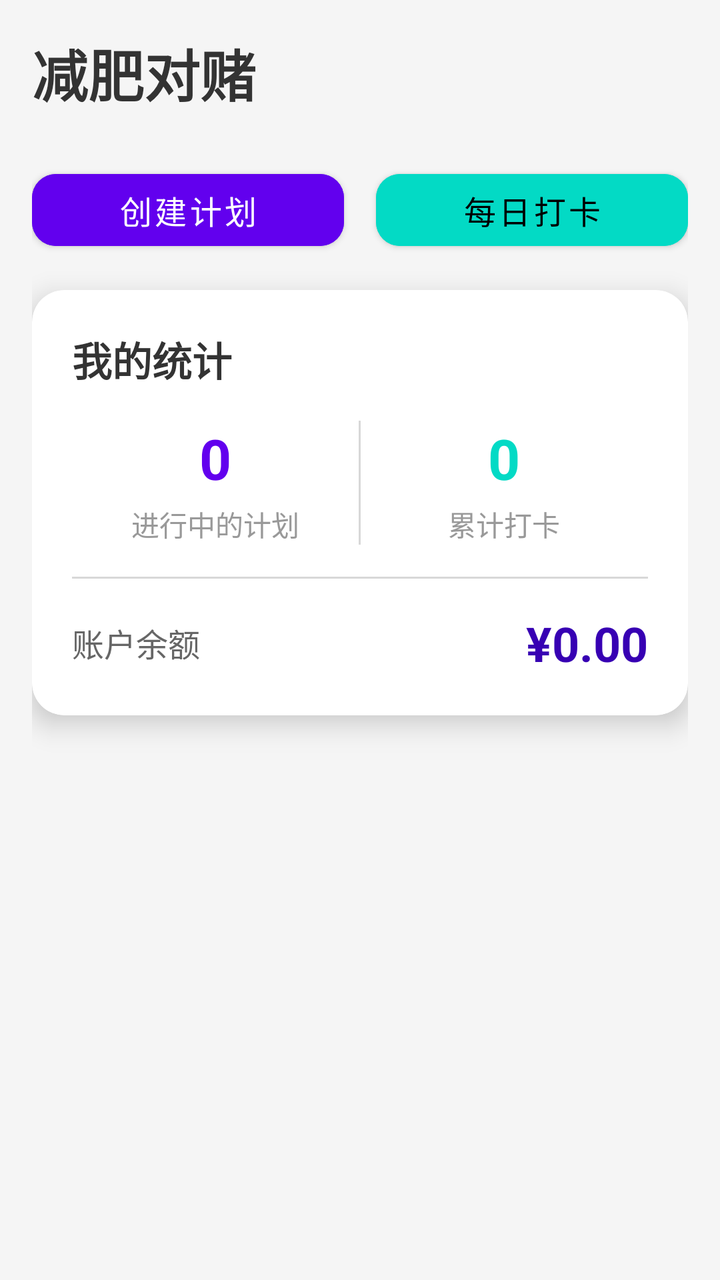
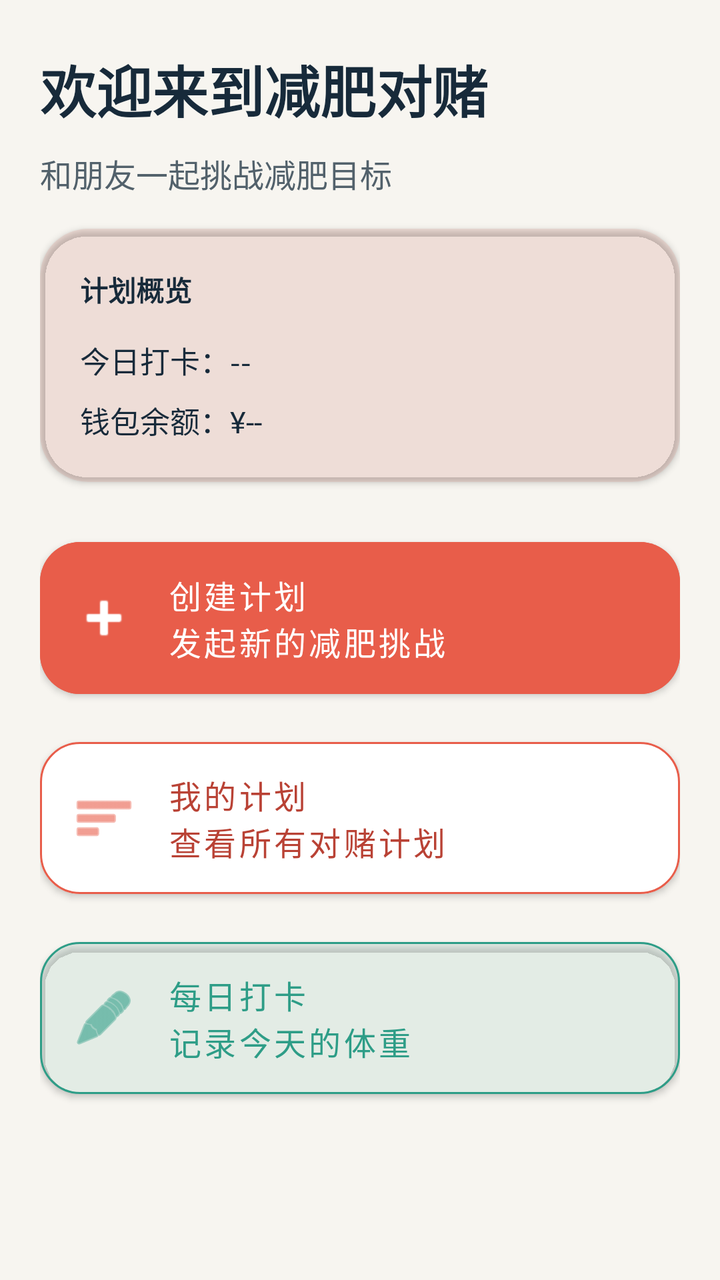

Two renders of the same Android screen: before a commit and after it. Below are the layout's source before the change and the commit's diff.
<!-- AndroidManifest.xml: application theme Theme.WeightLossBetting -->
<!-- res/layout/fragment_home.xml -->
<?xml version="1.0" encoding="utf-8"?>
<ScrollView xmlns:android="http://schemas.android.com/apk/res/android"
    xmlns:app="http://schemas.android.com/apk/res-auto"
    android:layout_width="match_parent"
    android:layout_height="match_parent"
    android:fillViewport="true"
    android:background="@color/xui_config_color_background">

    <LinearLayout
        android:layout_width="match_parent"
        android:layout_height="wrap_content"
        android:orientation="vertical"
        android:padding="16dp">

        <TextView
            android:layout_width="wrap_content"
            android:layout_height="wrap_content"
            android:text="减肥对赌"
            android:textSize="28sp"
            android:textStyle="bold"
            android:textColor="@color/xui_config_color_text_title"
            android:layout_marginBottom="24dp" />

        
        <LinearLayout
            android:layout_width="match_parent"
            android:layout_height="wrap_content"
            android:orientation="horizontal"
            android:layout_marginBottom="16dp">

            
            <com.google.android.material.button.MaterialButton
                android:id="@+id/btnCreatePlan"
                android:layout_width="0dp"
                android:layout_height="wrap_content"
                android:layout_weight="1"
                android:text="创建计划"
                android:textSize="16sp"
                android:layout_marginEnd="8dp"
                app:cornerRadius="12dp"
                android:backgroundTint="@color/purple_500"
                android:textColor="@color/white" />

            <com.google.android.material.button.MaterialButton
                android:id="@+id/btnCheckIn"
                android:layout_width="0dp"
                android:layout_height="wrap_content"
                android:layout_weight="1"
                android:text="每日打卡"
                android:textSize="16sp"
                android:layout_marginStart="8dp"
                app:cornerRadius="12dp"
                android:backgroundTint="@color/teal_200"
                android:textColor="@color/black" />

        </LinearLayout>

        
        <androidx.cardview.widget.CardView
            android:layout_width="match_parent"
            android:layout_height="wrap_content"
            android:layout_marginBottom="16dp"
            app:cardCornerRadius="16dp"
            app:cardElevation="8dp">

            <LinearLayout
                android:layout_width="match_parent"
                android:layout_height="wrap_content"
                android:orientation="vertical"
                android:padding="20dp">

                <TextView
                    android:layout_width="wrap_content"
                    android:layout_height="wrap_content"
                    android:text="我的统计"
                    android:textSize="20sp"
                    android:textStyle="bold"
                    android:textColor="@color/xui_config_color_text_title"
                    android:layout_marginBottom="16dp" />

                <LinearLayout
                    android:layout_width="match_parent"
                    android:layout_height="wrap_content"
                    android:orientation="horizontal">

                    <LinearLayout
                        android:layout_width="0dp"
                        android:layout_height="wrap_content"
                        android:layout_weight="1"
                        android:orientation="vertical"
                        android:gravity="center">

                        <TextView
                            android:id="@+id/tvActivePlans"
                            android:layout_width="wrap_content"
                            android:layout_height="wrap_content"
                            android:text="0"
                            android:textSize="28sp"
                            android:textStyle="bold"
                            android:textColor="@color/purple_500" />

                        <TextView
                            android:layout_width="wrap_content"
                            android:layout_height="wrap_content"
                            android:text="进行中的计划"
                            android:textSize="14sp"
                            android:textColor="@color/xui_config_color_text_gray"
                            android:layout_marginTop="4dp" />

                    </LinearLayout>

                    <View
                        android:layout_width="1dp"
                        android:layout_height="match_parent"
                        android:background="@color/xui_config_color_divider" />

                    <LinearLayout
                        android:layout_width="0dp"
                        android:layout_height="wrap_content"
                        android:layout_weight="1"
                        android:orientation="vertical"
                        android:gravity="center">

                        <TextView
                            android:id="@+id/tvTotalCheckIns"
                            android:layout_width="wrap_content"
                            android:layout_height="wrap_content"
                            android:text="0"
                            android:textSize="28sp"
                            android:textStyle="bold"
                            android:textColor="@color/teal_200" />

                        <TextView
                            android:layout_width="wrap_content"
                            android:layout_height="wrap_content"
                            android:text="累计打卡"
                            android:textSize="14sp"
                            android:textColor="@color/xui_config_color_text_gray"
                            android:layout_marginTop="4dp" />

                    </LinearLayout>

                </LinearLayout>

                <View
                    android:layout_width="match_parent"
                    android:layout_height="1dp"
                    android:layout_marginTop="16dp"
                    android:layout_marginBottom="16dp"
                    android:background="@color/xui_config_color_divider" />

                <LinearLayout
                    android:layout_width="match_parent"
                    android:layout_height="wrap_content"
                    android:orientation="horizontal"
                    android:gravity="center_vertical">

                    <TextView
                        android:layout_width="wrap_content"
                        android:layout_height="wrap_content"
                        android:text="账户余额"
                        android:textSize="16sp"
                        android:textColor="@color/xui_config_color_text_content" />

                    <TextView
                        android:id="@+id/tvBalance"
                        android:layout_width="0dp"
                        android:layout_height="wrap_content"
                        android:layout_weight="1"
                        android:gravity="end"
                        android:text="¥0.00"
                        android:textSize="24sp"
                        android:textStyle="bold"
                        android:textColor="@color/purple_700" />

                </LinearLayout>

            </LinearLayout>

        </androidx.cardview.widget.CardView>

    </LinearLayout>

</ScrollView>
<!-- resources referenced by this layout -->
<resources>
  <color name="black">#FF000000</color>
  <color name="purple_500">#FF6200EE</color>
  <color name="purple_700">#FF3700B3</color>
  <color name="teal_200">#FF03DAC5</color>
  <color name="white">#FFFFFFFF</color>
  <color name="xui_config_color_background">#F5F5F5</color>
  <color name="xui_config_color_divider">#D8D8D8</color>
  <color name="xui_config_color_text_content">#666666</color>
  <color name="xui_config_color_text_gray">#999999</color>
  <color name="xui_config_color_text_title">#333333</color>
  <style name="Theme.WeightLossBetting" parent="Theme.MaterialComponents.DayNight.NoActionBar">
          <item name="colorPrimary">@color/purple_500</item>
          <item name="colorPrimaryDark">@color/purple_700</item>
          <item name="colorAccent">@color/purple_200</item>
          <item name="android:statusBarColor">@color/purple_700</item>
          
          
          <item name="XUIThemeStyle">@style/XUITheme.Phone</item>
      </style>
  <color name="purple_200">#FFBB86FC</color>
</resources>

<!-- the commit's change to res/layout/fragment_home.xml (unified diff, before → after) -->
@@ -5,180 +5,116 @@
     android:layout_height="match_parent"
     android:fillViewport="true"
     android:background="@color/xui_config_color_background">
-
     <LinearLayout
         android:layout_width="match_parent"
         android:layout_height="wrap_content"
         android:orientation="vertical"
-        android:padding="16dp">
-
+        android:paddingStart="20dp"
+        android:paddingTop="24dp"
+        android:paddingEnd="20dp"
+        android:paddingBottom="24dp">
         <TextView
-            android:layout_width="wrap_content"
-            android:layout_height="wrap_content"
-            android:text="减肥对赌"
-            android:textSize="28sp"
-            android:textStyle="bold"
-            android:textColor="@color/xui_config_color_text_title"
-            android:layout_marginBottom="24dp" />
-
-        
-        <LinearLayout
             android:layout_width="match_parent"
             android:layout_height="wrap_content"
-            android:orientation="horizontal"
-            android:layout_marginBottom="16dp">
-
-            
-            <com.google.android.material.button.MaterialButton
-                android:id="@+id/btnCreatePlan"
-                android:layout_width="0dp"
-                android:layout_height="wrap_content"
-                android:layout_weight="1"
-                android:text="创建计划"
-                android:textSize="16sp"
-                android:layout_marginEnd="8dp"
-                app:cornerRadius="12dp"
-                android:backgroundTint="@color/purple_500"
-                android:textColor="@color/white" />
-
-            <com.google.android.material.button.MaterialButton
-                android:id="@+id/btnCheckIn"
-                android:layout_width="0dp"
-                android:layout_height="wrap_content"
-                android:layout_weight="1"
-                android:text="每日打卡"
-                android:textSize="16sp"
-                android:layout_marginStart="8dp"
-                app:cornerRadius="12dp"
-                android:backgroundTint="@color/teal_200"
-                android:textColor="@color/black" />
-
-        </LinearLayout>
-
-        
+            android:text="欢迎来到减肥对赌"
+            android:textColor="@color/xui_config_color_text_title"
+            android:textSize="28sp"
+            android:textStyle="bold" />
+        <TextView
+            android:layout_width="match_parent"
+            android:layout_height="wrap_content"
+            android:layout_marginTop="10dp"
+            android:text="和朋友一起挑战减肥目标"
+            android:textColor="@color/xui_config_color_text_content"
+            android:textSize="16sp" />
         <androidx.cardview.widget.CardView
             android:layout_width="match_parent"
             android:layout_height="wrap_content"
-            android:layout_marginBottom="16dp"
-            app:cardCornerRadius="16dp"
-            app:cardElevation="8dp">
-
+            android:layout_marginTop="16dp"
+            android:layout_marginBottom="24dp"
+            app:cardBackgroundColor="#1AE85D4A"
+            app:cardCornerRadius="24dp"
+            app:cardElevation="2dp">
             <LinearLayout
                 android:layout_width="match_parent"
                 android:layout_height="wrap_content"
                 android:orientation="vertical"
                 android:padding="20dp">
-
                 <TextView
                     android:layout_width="wrap_content"
                     android:layout_height="wrap_content"
-                    android:text="我的统计"
-                    android:textSize="20sp"
-                    android:textStyle="bold"
+                    android:text="计划概览"
                     android:textColor="@color/xui_config_color_text_title"
-                    android:layout_marginBottom="16dp" />
-
-                <LinearLayout
+                    android:textSize="14sp"
+                    android:textStyle="bold" />
+                <TextView
+                    android:id="@+id/tvCheckInStats"
                     android:layout_width="match_parent"
                     android:layout_height="wrap_content"
-                    android:orientation="horizontal">
-
-                    <LinearLayout
-                        android:layout_width="0dp"
-                        android:layout_height="wrap_content"
-                        android:layout_weight="1"
-                        android:orientation="vertical"
-                        android:gravity="center">
-
-                        <TextView
-                            android:id="@+id/tvActivePlans"
-                            android:layout_width="wrap_content"
-                            android:layout_height="wrap_content"
-                            android:text="0"
-                            android:textSize="28sp"
-                            android:textStyle="bold"
-                            android:textColor="@color/purple_500" />
-
-                        <TextView
-                            android:layout_width="wrap_content"
-                            android:layout_height="wrap_content"
-                            android:text="进行中的计划"
-                            android:textSize="14sp"
-                            android:textColor="@color/xui_config_color_text_gray"
-                            android:layout_marginTop="4dp" />
-
-                    </LinearLayout>
-
-                    <View
-                        android:layout_width="1dp"
-                        android:layout_height="match_parent"
-                        android:background="@color/xui_config_color_divider" />
-
-                    <LinearLayout
-                        android:layout_width="0dp"
-                        android:layout_height="wrap_content"
-                        android:layout_weight="1"
-                        android:orientation="vertical"
-                        android:gravity="center">
-
-                        <TextView
-                            android:id="@+id/tvTotalCheckIns"
-                            android:layout_width="wrap_content"
-                            android:layout_height="wrap_content"
-                            android:text="0"
-                            android:textSize="28sp"
-                            android:textStyle="bold"
-                            android:textColor="@color/teal_200" />
-
-                        <TextView
-                            android:layout_width="wrap_content"
-                            android:layout_height="wrap_content"
-                            android:text="累计打卡"
-                            android:textSize="14sp"
-                            android:textColor="@color/xui_config_color_text_gray"
-                            android:layout_marginTop="4dp" />
-
-                    </LinearLayout>
-
-                </LinearLayout>
-
-                <View
-                    android:layout_width="match_parent"
-                    android:layout_height="1dp"
-                    android:layout_marginTop="16dp"
-                    android:layout_marginBottom="16dp"
-                    android:background="@color/xui_config_color_divider" />
-
-                <LinearLayout
+                    android:layout_marginTop="14dp"
+                    android:text="今日打卡：--"
+                    android:textColor="@color/xui_config_color_text_title"
+                    android:textSize="15sp" />
+                <TextView
+                    android:id="@+id/tvBalance"
                     android:layout_width="match_parent"
                     android:layout_height="wrap_content"
-                    android:orientation="horizontal"
-                    android:gravity="center_vertical">
-
-                    <TextView
-                        android:layout_width="wrap_content"
-                        android:layout_height="wrap_content"
-                        android:text="账户余额"
-                        android:textSize="16sp"
-                        android:textColor="@color/xui_config_color_text_content" />
-
-                    <TextView
-                        android:id="@+id/tvBalance"
-                        android:layout_width="0dp"
-                        android:layout_height="wrap_content"
-                        android:layout_weight="1"
-                        android:gravity="end"
-                        android:text="¥0.00"
-                        android:textSize="24sp"
-                        android:textStyle="bold"
-                        android:textColor="@color/purple_700" />
-
-                </LinearLayout>
-
+                    android:layout_marginTop="8dp"
+                    android:text="钱包余额：¥--"
+                    android:textColor="@color/xui_config_color_text_title"
+                    android:textSize="15sp" />
             </LinearLayout>
-
         </androidx.cardview.widget.CardView>
-
+        <com.google.android.material.button.MaterialButton
+            android:id="@+id/btnCreatePlan"
+            android:layout_width="match_parent"
+            android:layout_height="88dp"
+            android:layout_marginBottom="12dp"
+            android:gravity="center_vertical|start"
+            android:text="创建计划&#10;发起新的减肥挑战"
+            android:textColor="@color/white"
+            android:textSize="16sp"
+            android:backgroundTint="@color/purple_500"
+            android:elevation="2dp"
+            app:cornerRadius="20dp"
+            app:icon="@android:drawable/ic_input_add"
+            app:iconGravity="textStart"
+            app:iconPadding="16dp"
+            app:iconTint="@color/white" />
+        <com.google.android.material.button.MaterialButton
+            android:id="@+id/btnMyPlans"
+            android:layout_width="match_parent"
+            android:layout_height="88dp"
+            android:layout_marginBottom="12dp"
+            android:gravity="center_vertical|start"
+            android:text="我的计划&#10;查看所有对赌计划"
+            android:textColor="@color/purple_700"
+            android:textSize="16sp"
+            android:backgroundTint="@color/white"
+            android:elevation="2dp"
+            app:cornerRadius="20dp"
+            app:icon="@android:drawable/ic_menu_sort_by_size"
+            app:iconGravity="textStart"
+            app:iconPadding="16dp"
+            app:iconTint="@color/purple_500"
+            app:strokeColor="@color/purple_500"
+            app:strokeWidth="1dp" />
+        <com.google.android.material.button.MaterialButton
+            android:id="@+id/btnCheckIn"
+            android:layout_width="match_parent"
+            android:layout_height="88dp"
+            android:gravity="center_vertical|start"
+            android:text="每日打卡&#10;记录今天的体重"
+            android:textColor="@color/teal_700"
+            android:textSize="16sp"
+            android:backgroundTint="#14A8E0D3"
+            android:elevation="2dp"
+            app:cornerRadius="20dp"
+            app:icon="@android:drawable/ic_menu_edit"
+            app:iconGravity="textStart"
+            app:iconPadding="16dp"
+            app:iconTint="@color/teal_700"
+            app:strokeColor="@color/teal_700"
+            app:strokeWidth="1dp" />
     </LinearLayout>
-
 </ScrollView>
<!-- resource entries referenced after the edit -->
@@ -1,24 +1,22 @@
 <!-- resources referenced by this layout -->
 <resources>
-  <color name="black">#FF000000</color>
-  <color name="purple_500">#FF6200EE</color>
-  <color name="purple_700">#FF3700B3</color>
-  <color name="teal_200">#FF03DAC5</color>
+  <color name="purple_500">#FFE85D4A</color>
+  <color name="purple_700">#FFB94235</color>
+  <color name="teal_700">#FF2E9D87</color>
   <color name="white">#FFFFFFFF</color>
-  <color name="xui_config_color_background">#F5F5F5</color>
-  <color name="xui_config_color_divider">#D8D8D8</color>
-  <color name="xui_config_color_text_content">#666666</color>
-  <color name="xui_config_color_text_gray">#999999</color>
-  <color name="xui_config_color_text_title">#333333</color>
+  <color name="xui_config_color_background">#FFF7F5F0</color>
+  <color name="xui_config_color_text_content">#FF52616B</color>
+  <color name="xui_config_color_text_title">#FF172A3A</color>
   <style name="Theme.WeightLossBetting" parent="Theme.MaterialComponents.DayNight.NoActionBar">
           <item name="colorPrimary">@color/purple_500</item>
           <item name="colorPrimaryDark">@color/purple_700</item>
           <item name="colorAccent">@color/purple_200</item>
           <item name="android:statusBarColor">@color/purple_700</item>
+          <item name="android:navigationBarColor">@color/xui_config_color_background</item>
           
           
           <item name="XUIThemeStyle">@style/XUITheme.Phone</item>
       </style>
-  <color name="purple_200">#FFBB86FC</color>
+  <color name="purple_200">#FFF7B6A8</color>
 </resources>
 
